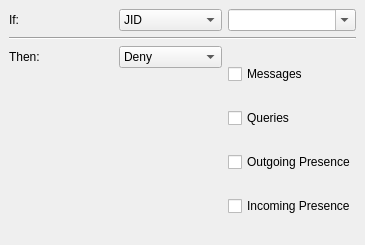
This is protocols/jabber/ui/privacyrule.ui in KDE/kopete as Qt 5 draws it before an edit. The edited form follows.
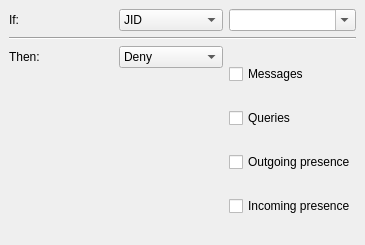
This is the edited form. Custom widgets are drawn as their Qt base class.

```diff
--- a/protocols/jabber/ui/privacyrule.ui
+++ b/protocols/jabber/ui/privacyrule.ui
@@ -90,14 +90,14 @@
        <item>
         <widget class="QCheckBox" name="ck_presenceOut" >
          <property name="text" >
-          <string>Outgoing Presence</string>
+          <string>Outgoing presence</string>
          </property>
         </widget>
        </item>
        <item>
         <widget class="QCheckBox" name="ck_presenceIn" >
          <property name="text" >
-          <string>Incoming Presence</string>
+          <string>Incoming presence</string>
          </property>
         </widget>
        </item>
```
